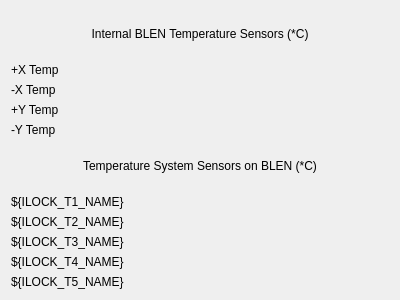
Old version of the form blenApp/ui/blen_lcls2_gap_temperature.ui in the repository slaclab/BunchLengthMonitor.
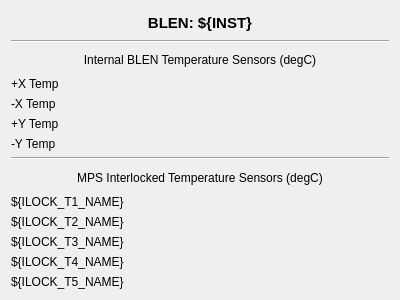
New version of the form. Custom widgets are drawn as their Qt base class.

```diff
--- a/blenApp/ui/blen_lcls2_gap_temperature.ui
+++ b/blenApp/ui/blen_lcls2_gap_temperature.ui
@@ -16,10 +16,34 @@
   <layout class="QVBoxLayout" name="verticalLayout_2">
    <item>
     <layout class="QVBoxLayout" name="verticalLayout">
+     <item>
+      <widget class="QLabel" name="label_12">
+       <property name="font">
+        <font>
+         <pointsize>11</pointsize>
+         <weight>75</weight>
+         <bold>true</bold>
+        </font>
+       </property>
+       <property name="text">
+        <string>BLEN: ${INST}</string>
+       </property>
+       <property name="alignment">
+        <set>Qt::AlignCenter</set>
+       </property>
+      </widget>
+     </item>
+     <item>
+      <widget class="Line" name="line">
+       <property name="orientation">
+        <enum>Qt::Horizontal</enum>
+       </property>
+      </widget>
+     </item>
      <item>
       <widget class="QLabel" name="label">
        <property name="text">
-        <string>Internal BLEN Temperature Sensors (*C)</string>
+        <string>Internal BLEN Temperature Sensors (degC)</string>
        </property>
        <property name="alignment">
         <set>Qt::AlignCenter</set>
@@ -98,10 +122,17 @@
        </item>
       </layout>
      </item>
+     <item>
+      <widget class="Line" name="line_2">
+       <property name="orientation">
+        <enum>Qt::Horizontal</enum>
+       </property>
+      </widget>
+     </item>
      <item>
       <widget class="QLabel" name="label_2">
        <property name="text">
-        <string>Temperature System Sensors on BLEN (*C)</string>
+        <string>MPS Interlocked Temperature Sensors (degC)</string>
        </property>
        <property name="alignment">
         <set>Qt::AlignCenter</set>
```
Left out of the diff: 2 changed lines with no effect on the pictures.
